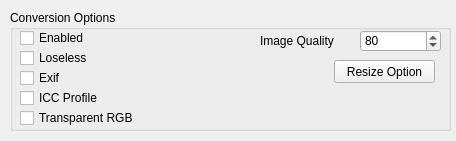
Before: the Qt Designer form Resources/ConversionOptions.ui in C4NU/Paddie, drawn with Qt 5.
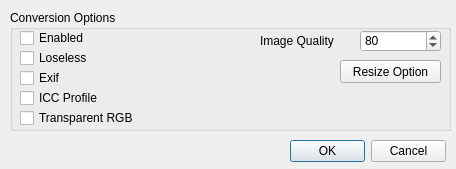
After: the same form once the commit is applied.

Commit message: [ADD] UI 수정, 아직 Linking 위한 name 변경은 하지 않음.

```diff
--- a/Resources/ConversionOptions.ui
+++ b/Resources/ConversionOptions.ui
@@ -7,7 +7,7 @@
     <x>0</x>
     <y>0</y>
     <width>456</width>
-    <height>141</height>
+    <height>169</height>
    </rect>
   </property>
   <property name="windowTitle">
@@ -131,7 +131,7 @@
    <widget class="QPushButton" name="open_resize_option_button">
     <property name="geometry">
      <rect>
-      <x>324</x>
+      <x>330</x>
       <y>50</y>
       <width>101</width>
       <height>23</height>
@@ -142,6 +142,19 @@
     </property>
    </widget>
   </widget>
+  <widget class="QDialogButtonBox" name="buttonBox">
+   <property name="geometry">
+    <rect>
+     <x>290</x>
+     <y>140</y>
+     <width>156</width>
+     <height>23</height>
+    </rect>
+   </property>
+   <property name="standardButtons">
+    <set>QDialogButtonBox::Cancel|QDialogButtonBox::Ok</set>
+   </property>
+  </widget>
  </widget>
  <resources/>
  <connections/>
```
The commit also changes 2 other files.
